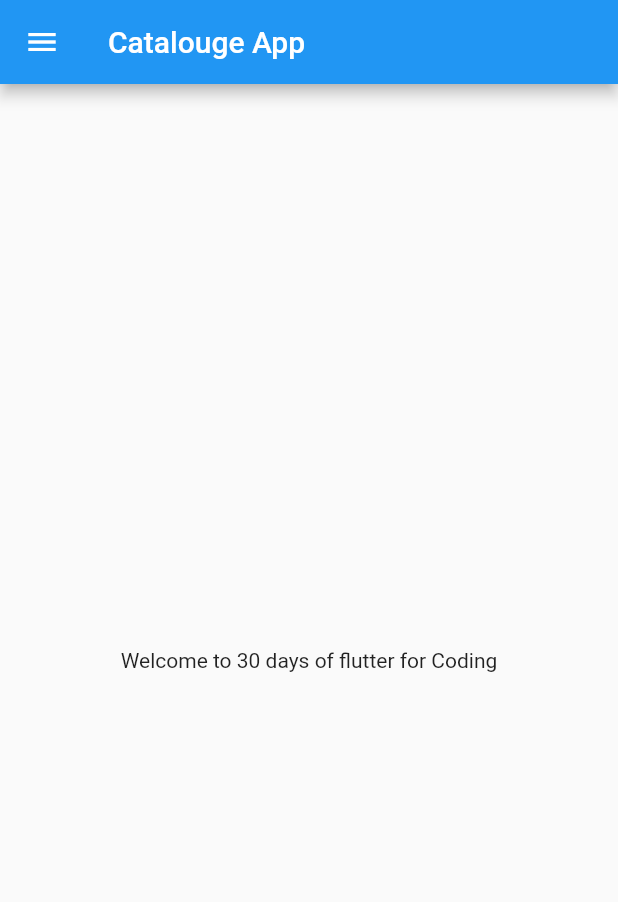
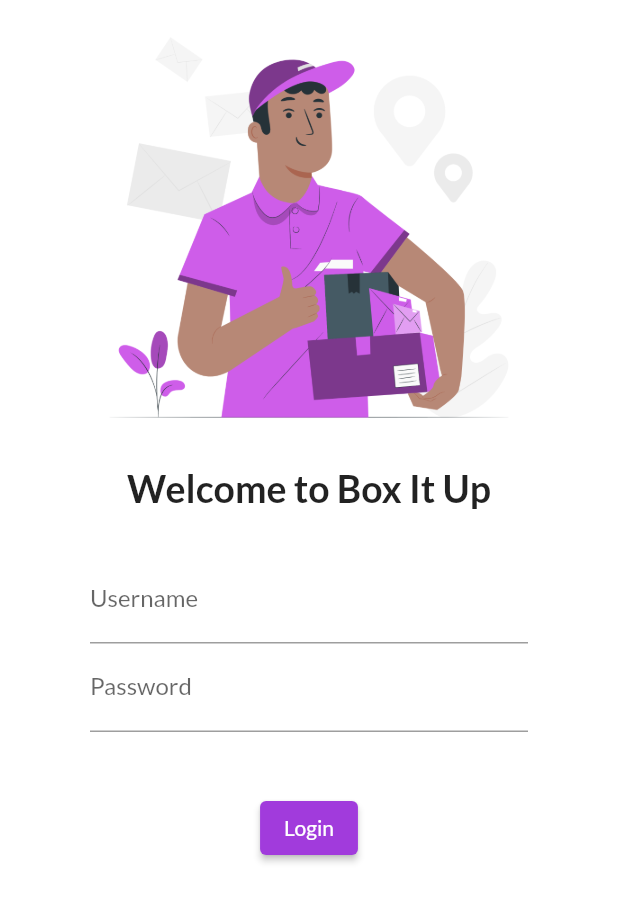
Before and after one commit to Sanashd/Flutterpractice, a Flutter app: the screen it shows after launch, on a phone screen of 412 x 824 dp. Shown: the top 902 px of the screen. Run offline on Flutter 3.47's test engine with Material 2 defaults, Android fonts, the phone set to English and light mode, and no system bars; our stand-ins replace google_fonts.

Commit message:
day 4 completed

```diff
--- a/lib/main.dart
+++ b/lib/main.dart
@@ -1,5 +1,6 @@
 import 'package:flutter/material.dart';
-import 'package:flutter_demo/pages/home_page.dart';
+import 'package:flutter_demo/pages/login_page.dart';
+import 'package:google_fonts/google_fonts.dart';
 
 void main() {
   runApp(const MyApp());
@@ -10,8 +11,25 @@ class MyApp extends StatelessWidget {
 
   @override
   Widget build(BuildContext context) {
-    return const MaterialApp(
-      home: HomePage(),
+    //bringVegetables(thaila: true);  // Methods inside the class
+    return MaterialApp(
+      themeMode: ThemeMode.light,
+      theme: ThemeData(
+          primarySwatch: Colors.deepPurple,
+          fontFamily: GoogleFonts.lato().fontFamily),
+      darkTheme: ThemeData(primarySwatch: Colors.green),
+      // initialRoute: "/home",
+      routes: {
+        "/": (context) => const LoginPage(),
+        // "/home": (context) => const HomePage(),
+        // "/login": (context) => const LoginPage()
+      },
     );
   }
 }
+
+//bringVegetables({required bool thaila, int rupees = 100 }) {
+  // Go to Grocery shop
+  // Bring Vegetables
+
+// Function outside the class
--- a/lib/pages/home_page.dart
+++ b/lib/pages/home_page.dart
@@ -13,9 +13,7 @@ class HomePage extends StatelessWidget {
           title: const Text("Catalouge App"),
         ),
         body: Center(
-          child: Container(
-            child: Text("Welcome to $days days of flutter for $name"),
-          ),
+          child: Text("Welcome to $days days of flutter for $name"),
         ),
         drawer: const Drawer(
 
--- /dev/null
+++ b/lib/pages/login_page.dart
@@ -0,0 +1,62 @@
+// import 'dart:convert';
+// import 'dart:html';
+
+import 'package:flutter/material.dart';
+
+class LoginPage extends StatelessWidget {
+  const LoginPage({super.key});
+
+  @override
+  Widget build(BuildContext context) {
+    return Material(
+        color: Colors.white,
+        child: Column(
+          children: [
+            Image.asset("assets/images/Messenger-pana.png",
+                width: 300, height: 300, fit: BoxFit.fill),
+            const SizedBox(
+              height: 10.0,
+            ),
+            const Text("Welcome to Box It Up",
+                style: TextStyle(fontSize: 25, fontWeight: FontWeight.bold)),
+            const SizedBox(
+              height: 10.0,
+            ),
+            Padding(
+              padding: const EdgeInsets.symmetric(vertical: 20, horizontal: 60),
+              child: Column(
+                children: [
+                  TextFormField(
+                    decoration: const InputDecoration(
+                      hintText: "Enter Username",
+                      labelText: "Username",
+                    ),
+                  ),
+                  TextFormField(
+                    // showCursor: true,
+                    obscureText: true,
+                    decoration: const InputDecoration(
+                      hintText: "Enter Password",
+                      labelText: "Password",
+                    ),
+                  ),
+                  const SizedBox(
+                    height: 40.0,
+                  ),
+                  ElevatedButton(
+                    onPressed: () {
+                      // ignore: avoid_print
+                      print("Box It Up App");
+                    },
+                    style: const ButtonStyle(
+                        backgroundColor: MaterialStatePropertyAll(
+                            Color.fromARGB(255, 161, 59, 220))),
+                    child: const Text("Login"),
+                  )
+                ],
+              ),
+            )
+          ],
+        ));
+  }
+}
--- a/pubspec.yaml
+++ b/pubspec.yaml
@@ -35,6 +35,7 @@ dependencies:
   # The following adds the Cupertino Icons font to your application.
   # Use with the CupertinoIcons class for iOS style icons.
   cupertino_icons: ^1.0.2
+  google_fonts: ^4.0.4
 
 dev_dependencies:
   flutter_test:
@@ -59,8 +60,8 @@ flutter:
   uses-material-design: true
 
   # To add assets to your application, add an assets section, like this:
-  # assets:
-  #   - images/a_dot_burr.jpeg
+  assets:
+    - assets/images/
   #   - images/a_dot_ham.jpeg
 
   # An image asset can refer to one or more resolution-specific "variants", see
```
Also changed, not shown: assets/images/Messenger-pana.png (added), pubspec.lock, 1 other file.
